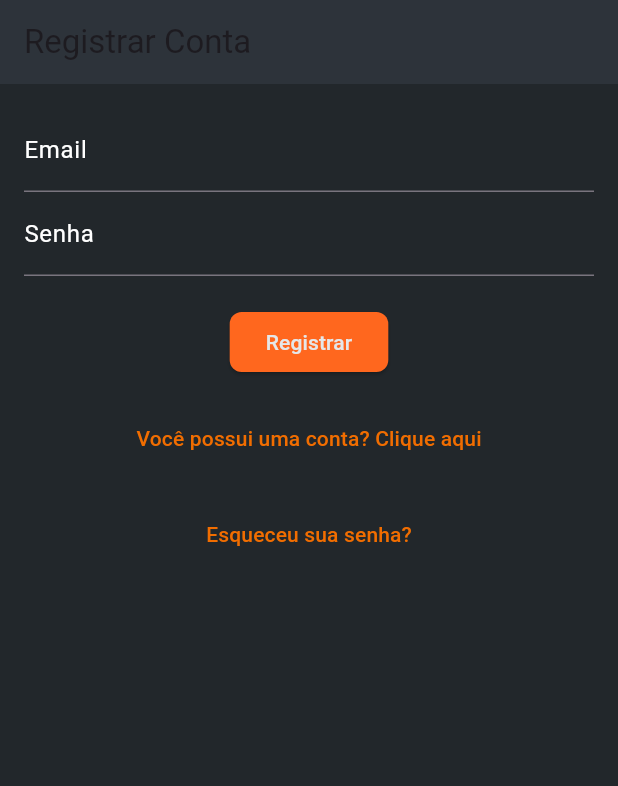
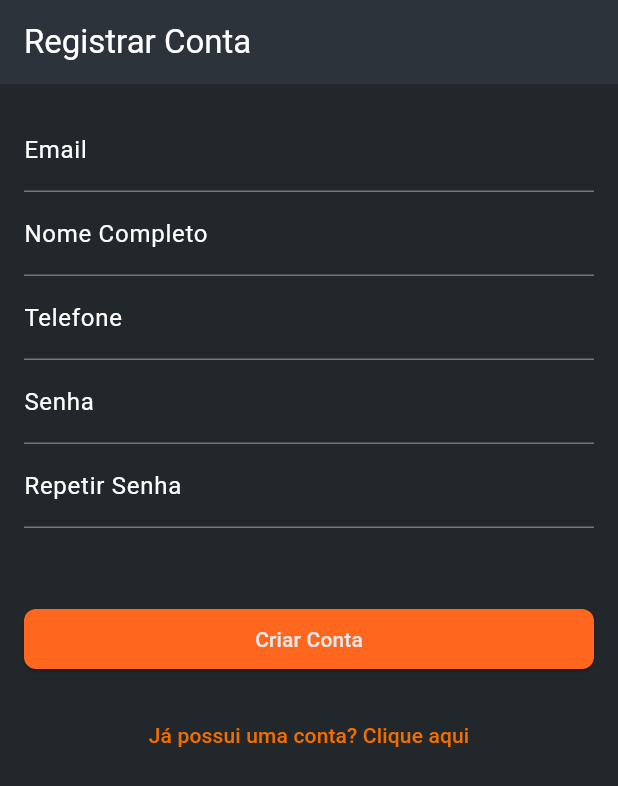
Before and after one commit to Dom-Luiz-III/agenclean_project, a Flutter app: the OnboardingPagePresenter screen opened directly, after a tap on "Pular", after a tap on "Realizar Cadastro", on a phone screen of 412 x 824 dp. Shown: the top 786 px of the screen. Run offline on Flutter 3.47's test engine with Material 3 defaults, Android fonts, the phone set to English and light mode, and no system bars; our stand-ins replace cloud_firestore, firebase_auth, firebase_core, salomon_bottom_bar; accounts and stored records are empty; network calls fail.

Commit message:
add new TextFields

```diff
--- a/lib/screens/onboarding_page.dart
+++ b/lib/screens/onboarding_page.dart
@@ -90,7 +90,7 @@ class _OnboardingPageState extends State<OnboardingPagePresenter> {
                         Expanded(
                           flex: 3,
                           child: Padding(
-                            padding: const EdgeInsets.all(32.0),
+                            padding: const EdgeInsets.all(28.0),
                             child: Image.network(
                               item.imageUrl,
                             ),
@@ -100,7 +100,7 @@ class _OnboardingPageState extends State<OnboardingPagePresenter> {
                             flex: 1,
                             child: Column(children: [
                               Padding(
-                                padding: const EdgeInsets.all(16.0),
+                                padding: const EdgeInsets.all(10.0),
                                 child: Text(item.title,
                                     style: Theme.of(context)
                                         .textTheme
--- a/lib/screens/register_screen.dart
+++ b/lib/screens/register_screen.dart
@@ -1,3 +1,4 @@
+import 'package:cloud_firestore/cloud_firestore.dart';
 import 'package:flutter/material.dart';
 import 'package:firebase_auth/firebase_auth.dart';
 import 'package:agenclean_project/constants.dart';
@@ -6,16 +7,70 @@ import '/screens/login_screen.dart';
 import '/screens/forget_password.dart';
 
 class RegisterPage extends StatelessWidget {
+  final TextEditingController fullNameController = TextEditingController();
+  final TextEditingController phoneController = TextEditingController();
   final TextEditingController emailController = TextEditingController();
   final TextEditingController passwordController = TextEditingController();
+  final TextEditingController confirmPasswordController =
+      TextEditingController();
+  bool accountCreated = false;
 
   void _registerUser(BuildContext context) async {
     try {
+      if (passwordController.text != confirmPasswordController.text) {
+        // Senhas não coincidem, exiba uma mensagem de erro
+        showDialog(
+          context: context,
+          builder: (context) => AlertDialog(
+            title: Text('Erro'),
+            content: Text('As senhas não coincidem.'),
+            actions: [
+              TextButton(
+                onPressed: () => Navigator.pop(context),
+                child: Text('OK'),
+              ),
+            ],
+          ),
+        );
+        return;
+      }
+
       UserCredential userCredential =
           await FirebaseAuth.instance.createUserWithEmailAndPassword(
         email: emailController.text,
         password: passwordController.text,
       );
+
+      if (userCredential.user != null) {
+        String uid = userCredential.user!.uid;
+        // Salve as informações adicionais no Firestore
+        await FirebaseFirestore.instance
+            .collection('users')
+            .doc(uid)
+            .set({
+          'uid': uid,
+          'email': emailController.text,
+          'fullName': fullNameController.text,
+          'phone': phoneController.text,
+        });
+        // ignore: use_build_context_synchronously
+        showDialog(
+          context: context,
+          builder: (context) => AlertDialog(
+            title: Text('Sucesso'),
+            content: Text('Conta criada com sucesso!'),
+            actions: [
+              TextButton(
+                onPressed: () {
+                  Navigator.pop(context); // Fechar o diálogo
+                  Navigator.pop(context); // Voltar para a tela de login
+                },
+                child: Text('OK'),
+              ),
+            ],
+          ),
+        );
+      }
     } catch (e) {
       print('Error: $e');
     }
@@ -28,30 +83,59 @@ class RegisterPage extends StatelessWidget {
       appBar: AppBar(
         backgroundColor: corMaisEscura,
         automaticallyImplyLeading: false,
-        title: const Text('Registrar Conta'),
+        title: const Text('Registrar Conta',
+            style: TextStyle(color: Colors.white)),
       ),
-      body: Padding(
+      body: ListView(
         padding: const EdgeInsets.all(16.0),
-        child: Column(
         children: [
+          // Campos para preencher
           TextField(
             controller: emailController,
-              style: TextStyle(color: Colors.white), // Defina a cor do texto para branco
+            style: TextStyle(
+                color: Colors.white), // Defina a cor do texto para branco
             decoration: const InputDecoration(
               labelText: 'Email',
               labelStyle: TextStyle(color: Colors.white),
             ),
           ),
           TextField(
+            controller: fullNameController,
+            style: TextStyle(color: Colors.white),
+            decoration: const InputDecoration(
+              labelText: 'Nome Completo',
+              labelStyle: TextStyle(color: Colors.white),
+            ),
+          ),
+          TextField(
+            controller: phoneController,
+            style: TextStyle(color: Colors.white),
+            decoration: const InputDecoration(
+              labelText: 'Telefone',
+              labelStyle: TextStyle(color: Colors.white),
+            ),
+          ),
+          TextField(
             controller: passwordController,
-              style: TextStyle(color: Colors.white), // Defina a cor do texto para branco
+            style: TextStyle(
+                color: Colors.white), // Defina a cor do texto para branco
             decoration: const InputDecoration(
               labelText: 'Senha',
               labelStyle: TextStyle(color: Colors.white),
             ),
             obscureText: true,
           ),
-            const SizedBox(height: 20.0),
+          TextField(
+            controller: confirmPasswordController,
+            style: TextStyle(color: Colors.white),
+            decoration: const InputDecoration(
+              labelText: 'Repetir Senha',
+              labelStyle: TextStyle(color: Colors.white),
+            ),
+            obscureText: true,
+          ),
+          const SizedBox(height: 50.0),
+          // Botão de Registrar
           ElevatedButton(
             style: ElevatedButton.styleFrom(
               shape: RoundedRectangleBorder(
@@ -61,7 +145,7 @@ class RegisterPage extends StatelessWidget {
               foregroundColor: corBranca,
             ),
             onPressed: () => _registerUser(context),
-              child: const Text('Registrar'),
+            child: const Text('Criar Conta'),
           ),
           const SizedBox(height: 16.0),
           TextButton(
@@ -72,26 +156,12 @@ class RegisterPage extends StatelessWidget {
               );
             },
             child: const Text(
-                'Você possui uma conta? Clique aqui',
-                style: TextStyle(color: Color.fromARGB(255, 241, 109, 0)),
-              ),
-            ),
-            const SizedBox(height: 16.0),
-            TextButton(
-              onPressed: () {
-                Navigator.push(
-                  context,
-                  MaterialPageRoute(builder: (context) => ForgetPasswordPage()),
-                );
-              },
-              child: const Text(
-                'Esqueceu sua senha?',
+              'Já possui uma conta? Clique aqui',
               style: TextStyle(color: Color.fromARGB(255, 241, 109, 0)),
             ),
           ),
         ],
       ),
-      ),
     );
   }
 }
```
Also changed, not shown: pubspec.lock. Lines whose indentation alone changed are shown as unchanged.
